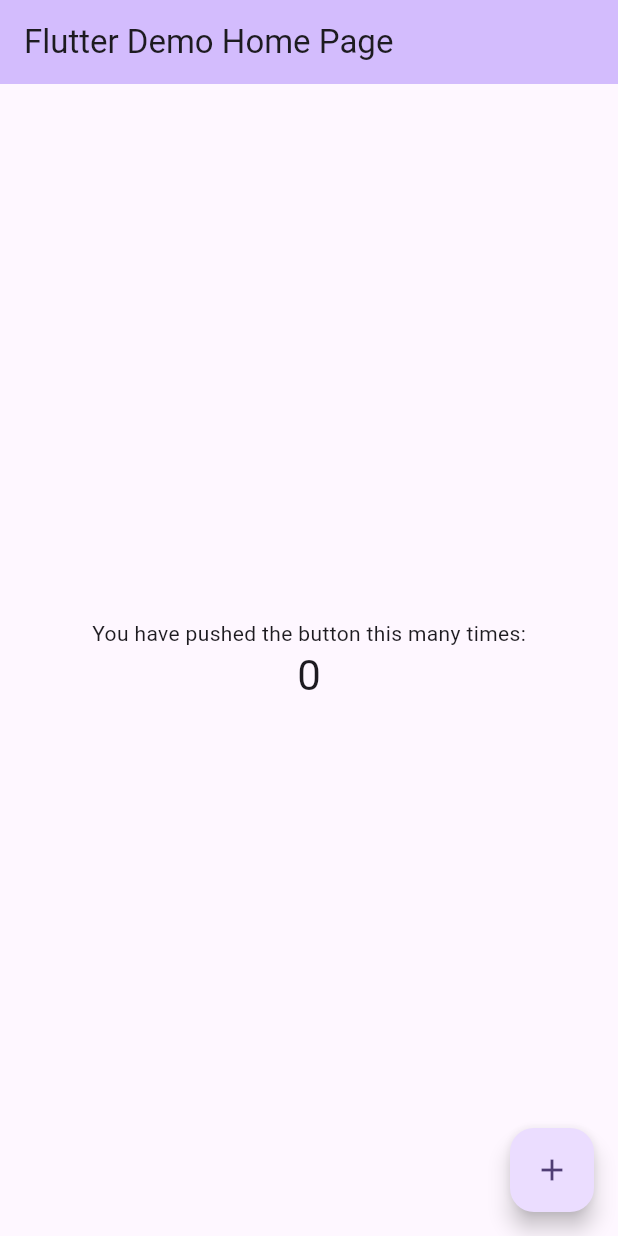
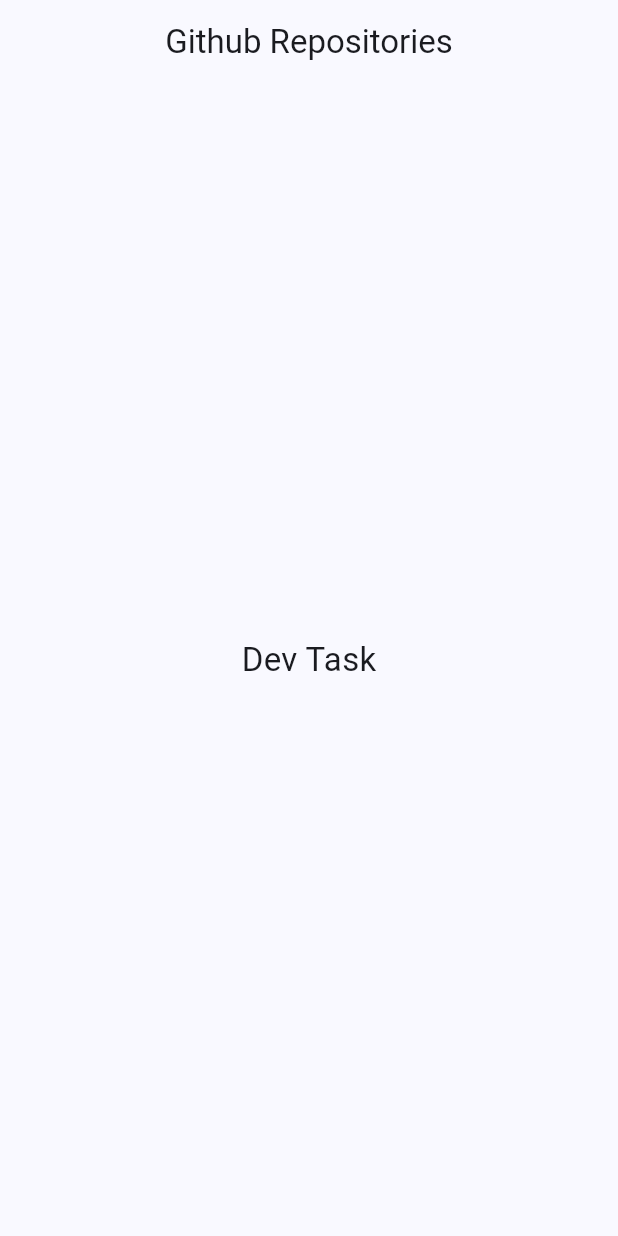
Before and after one commit to mahdi-code007/flutter_dev_task, a Flutter app: the screen it shows after launch, on a phone screen of 412 x 824 dp. Run offline on Flutter 3.47's test engine with Material 2 defaults, Android fonts, the phone set to English and light mode, and no system bars.

Commit message:
setup project structure

```diff
--- /dev/null
+++ b/lib/features /github_repositories/presentation/screens/main_screen.dart
@@ -0,0 +1,20 @@
+import 'package:flutter/material.dart';
+
+class MainScreen extends StatelessWidget {
+  const MainScreen({super.key});
+
+  @override
+  Widget build(BuildContext context) {
+    return Scaffold(
+      appBar: AppBar(
+        title: const Text('Github Repositories'),
+        centerTitle: true,
+      ),
+      body: const Center(
+          child: Text(
+        'Dev Task',
+        style: TextStyle(fontSize: 22),
+      )),
+    );
+  }
+}
--- a/lib/main.dart
+++ b/lib/main.dart
@@ -1,4 +1,7 @@
 import 'package:flutter/material.dart';
+
+import 'features /github_repositories/presentation/screens/main_screen.dart';
+
 
 void main() {
   runApp(const MyApp());
@@ -11,115 +14,13 @@ class MyApp extends StatelessWidget {
   @override
   Widget build(BuildContext context) {
     return MaterialApp(
-      title: 'Flutter Demo',
+      title: 'Flutter Dev Task',
+      debugShowCheckedModeBanner: false,
       theme: ThemeData(
-        // This is the theme of your application.
-        //
-        // TRY THIS: Try running your application with "flutter run". You'll see
-        // the application has a blue toolbar. Then, without quitting the app,
-        // try changing the seedColor in the colorScheme below to Colors.green
-        // and then invoke "hot reload" (save your changes or press the "hot
-        // reload" button in a Flutter-supported IDE, or press "r" if you used
-        // the command line to start the app).
-        //
-        // Notice that the counter didn't reset back to zero; the application
-        // state is not lost during the reload. To reset the state, use hot
-        // restart instead.
-        //
-        // This works for code too, not just values: Most code changes can be
-        // tested with just a hot reload.
-        colorScheme: ColorScheme.fromSeed(seedColor: Colors.deepPurple),
+        colorScheme: ColorScheme.fromSeed(seedColor: Colors.blueAccent),
         useMaterial3: true,
       ),
-      home: const MyHomePage(title: 'Flutter Demo Home Page'),
+      home: const MainScreen(),
     );
   }
 }
-
-class MyHomePage extends StatefulWidget {
-  const MyHomePage({super.key, required this.title});
-
-  // This widget is the home page of your application. It is stateful, meaning
-  // that it has a State object (defined below) that contains fields that affect
-  // how it looks.
-
-  // This class is the configuration for the state. It holds the values (in this
-  // case the title) provided by the parent (in this case the App widget) and
-  // used by the build method of the State. Fields in a Widget subclass are
-  // always marked "final".
-
-  final String title;
-
-  @override
-  State<MyHomePage> createState() => _MyHomePageState();
-}
-
-class _MyHomePageState extends State<MyHomePage> {
-  int _counter = 0;
-
-  void _incrementCounter() {
-    setState(() {
-      // This call to setState tells the Flutter framework that something has
-      // changed in this State, which causes it to rerun the build method below
-      // so that the display can reflect the updated values. If we changed
-      // _counter without calling setState(), then the build method would not be
-      // called again, and so nothing would appear to happen.
-      _counter++;
-    });
-  }
-
-  @override
-  Widget build(BuildContext context) {
-    // This method is rerun every time setState is called, for instance as done
-    // by the _incrementCounter method above.
-    //
-    // The Flutter framework has been optimized to make rerunning build methods
-    // fast, so that you can just rebuild anything that needs updating rather
-    // than having to individually change instances of widgets.
-    return Scaffold(
-      appBar: AppBar(
-        // TRY THIS: Try changing the color here to a specific color (to
-        // Colors.amber, perhaps?) and trigger a hot reload to see the AppBar
-        // change color while the other colors stay the same.
-        backgroundColor: Theme.of(context).colorScheme.inversePrimary,
-        // Here we take the value from the MyHomePage object that was created by
-        // the App.build method, and use it to set our appbar title.
-        title: Text(widget.title),
-      ),
-      body: Center(
-        // Center is a layout widget. It takes a single child and positions it
-        // in the middle of the parent.
-        child: Column(
-          // Column is also a layout widget. It takes a list of children and
-          // arranges them vertically. By default, it sizes itself to fit its
-          // children horizontally, and tries to be as tall as its parent.
-          //
-          // Column has various properties to control how it sizes itself and
-          // how it positions its children. Here we use mainAxisAlignment to
-          // center the children vertically; the main axis here is the vertical
-          // axis because Columns are vertical (the cross axis would be
-          // horizontal).
-          //
-          // TRY THIS: Invoke "debug painting" (choose the "Toggle Debug Paint"
-          // action in the IDE, or press "p" in the console), to see the
-          // wireframe for each widget.
-          mainAxisAlignment: MainAxisAlignment.center,
-          children: <Widget>[
-            const Text(
-              'You have pushed the button this many times:',
-            ),
-            Text(
-              '$_counter',
-              style: Theme.of(context).textTheme.headlineMedium,
-            ),
-          ],
-        ),
-      ),
-      floatingActionButton: FloatingActionButton(
-        onPressed: _incrementCounter,
-        tooltip: 'Increment',
-        child: const Icon(Icons.add),
-      ), // This trailing comma makes auto-formatting nicer for build methods.
-    );
-  }
-}
```
Also changed, not shown: pubspec.yaml (+3 -65 lines).
